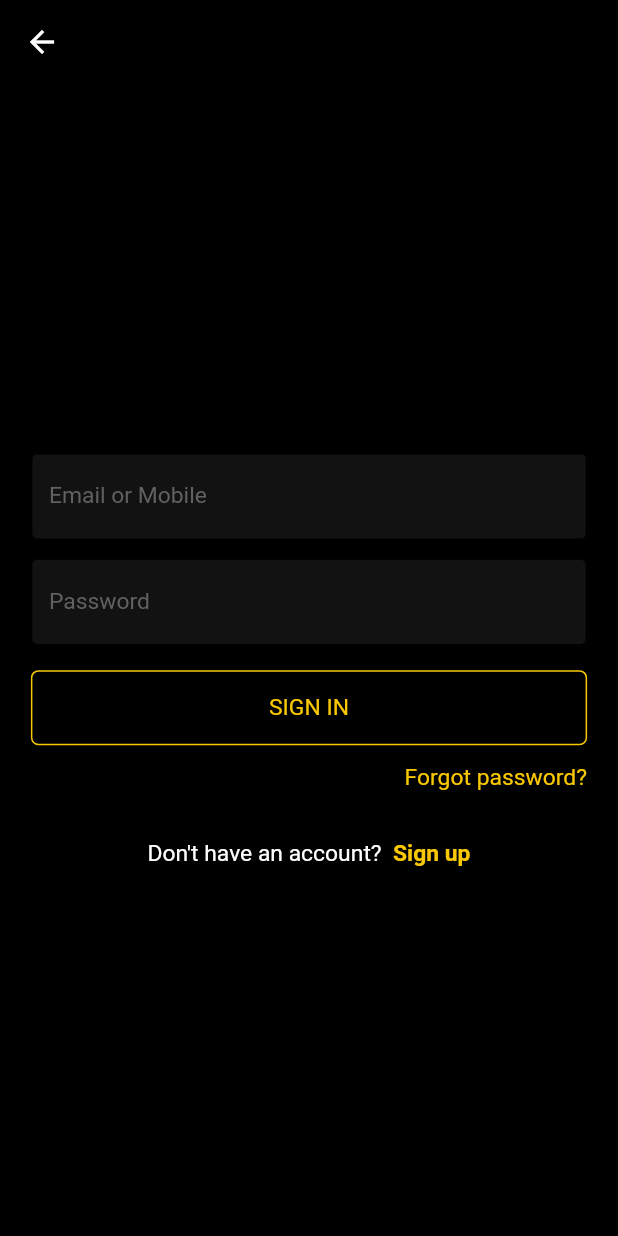
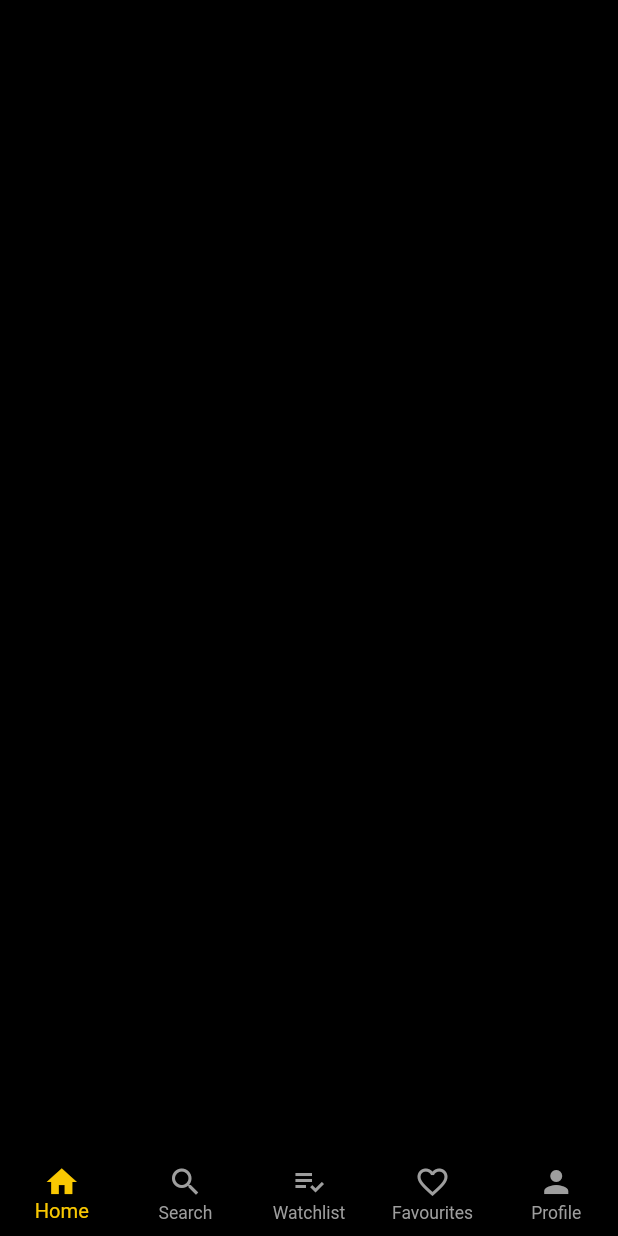
Before and after one commit to rishal-ahmed/zinea, a Flutter app: the ScreenLogin screen opened by its route, after a tap on "SIGN IN", on a phone screen of 412 x 824 dp. Run offline on Flutter 3.47's test engine with Material 2 defaults, Android fonts, the phone set to English and light mode, and no system bars; our stand-ins replace flutter_image_slideshow, flutter_riverpod, freezed_annotation, google_fonts, responsive_sizer, shimmer; network calls fail.

Commit message:
Main ~ UI/UX - Bottom Navigation -> Created!

```diff
--- /dev/null
+++ b/lib/application/main/main_event.dart
@@ -0,0 +1,9 @@
+import 'package:freezed_annotation/freezed_annotation.dart';
+
+part 'main_event.freezed.dart';
+
+@freezed
+class MainEvent with _$MainEvent {
+  //=-=-=-=-=- Main Event -=-=-=-=-=
+  const factory MainEvent.navigate({required int index}) = _MainEventNavigate;
+}
--- /dev/null
+++ b/lib/application/main/main_notifier.dart
@@ -0,0 +1,16 @@
+import 'package:flutter_riverpod/flutter_riverpod.dart';
+import 'package:zinea/application/main/main_event.dart';
+import 'package:zinea/application/main/main_state.dart';
+
+class MainNotifier extends StateNotifier<MainState> {
+  MainNotifier() : super(MainState.initial());
+
+  void emit(MainEvent event) {
+    event.map(
+      navigate: (navEvent) async {
+        // Notify UI
+        state = MainState.initial().copyWith(index: navEvent.index);
+      },
+    );
+  }
+}
--- /dev/null
+++ b/lib/application/main/main_state.dart
@@ -0,0 +1,14 @@
+import 'package:freezed_annotation/freezed_annotation.dart';
+
+part 'main_state.freezed.dart';
+
+@freezed
+class MainState with _$MainState {
+  factory MainState({
+    required int index,
+    required bool isError,
+  }) = _MainState;
+  const MainState._();
+
+  factory MainState.initial() => MainState(index: 0, isError: false);
+}
--- a/lib/core/routes/route_generator.dart
+++ b/lib/core/routes/route_generator.dart
@@ -1,8 +1,9 @@
 import 'package:flutter/material.dart';
 import 'package:zinea/core/routes/routes.dart';
-import 'package:zinea/presentation/screens/auth/page/screen_login.dart';
-import 'package:zinea/presentation/screens/auth/page/screen_register.dart';
+import 'package:zinea/presentation/screens/auth/login/screen_login.dart';
+import 'package:zinea/presentation/screens/auth/register/screen_register.dart';
 import 'package:zinea/presentation/screens/introduction/screen_introduction.dart';
+import 'package:zinea/presentation/screens/main/screen_main.dart';
 import 'package:zinea/presentation/screens/splash/screen_splash.dart';
 
 class RouteGenerator {
@@ -23,6 +24,10 @@ class RouteGenerator {
         return MaterialPageRoute(builder: (_) => const ScreenLogin());
       case routeRegister:
         return MaterialPageRoute(builder: (_) => const ScreenRegister());
+
+      //=-=-=-=-=-=-=-=-=-=- Main -=-=-=-=-=-=-=-=-=-=
+      case routeMain:
+        return MaterialPageRoute(builder: (_) => const ScreenMain());
 
       default:
         return _errorRoute();
--- /dev/null
+++ b/lib/domain/provider/main/main_provider.dart
@@ -0,0 +1,11 @@
+import 'package:flutter_riverpod/flutter_riverpod.dart';
+import 'package:zinea/application/main/main_notifier.dart';
+import 'package:zinea/application/main/main_state.dart';
+
+class MainProvider {
+  //==--==--==--==--==-- Navigate --==--==--==--==--==
+  static final navigateProvider =
+      StateNotifierProvider<MainNotifier, MainState>((ref) {
+    return MainNotifier();
+  });
+}
--- a/lib/main.dart
+++ b/lib/main.dart
@@ -1,4 +1,5 @@
 import 'package:flutter/material.dart';
+import 'package:flutter_riverpod/flutter_riverpod.dart';
 import 'package:google_fonts/google_fonts.dart';
 import 'package:responsive_sizer/responsive_sizer.dart';
 import 'package:zinea/core/constants/colors.dart';
@@ -16,7 +17,8 @@ class MyApp extends StatelessWidget {
   // This widget is the root of your application.
   @override
   Widget build(BuildContext context) {
-    return ResponsiveSizer(
+    return ProviderScope(
+      child: ResponsiveSizer(
         builder: (context, orientation, screenType) {
           return MaterialApp(
             title: 'Zinea',
@@ -36,6 +38,7 @@ class MyApp extends StatelessWidget {
             initialRoute: routeRoot,
           );
         },
+      ),
     );
   }
 }
--- a/lib/presentation/screens/auth/page/screen_login.dart
+++ b/lib/presentation/screens/auth/login/screen_login.dart
@@ -20,7 +20,6 @@ class ScreenLogin extends StatelessWidget {
         child: Column(
           mainAxisAlignment: MainAxisAlignment.center,
           children: [
-            // dHeight5,
             const TextFeildWidget(
               labelText: 'Email or Mobile',
               inputBorder: OutlineInputBorder(),
@@ -37,7 +36,10 @@ class ScreenLogin extends StatelessWidget {
               borderColor: primaryColor,
               textColor: primaryColor,
               borderRadius: BorderRadius.circular(5),
-              onPressed: () {},
+              onPressed: () {
+                Navigator.pushNamedAndRemoveUntil(
+                    context, routeMain, ModalRoute.withName(routeRoot));
+              },
             ),
             dHeight1n5,
             Align(
--- /dev/null
+++ b/lib/presentation/screens/main/screen_main.dart
@@ -0,0 +1,15 @@
+import 'package:flutter/material.dart';
+import 'package:zinea/presentation/screens/main/widgets/bottom_navigation_widget.dart';
+
+class ScreenMain extends StatelessWidget {
+  const ScreenMain({super.key});
+
+  @override
+  Widget build(BuildContext context) {
+    return Scaffold(
+      appBar: AppBar(),
+      body: const Scaffold(),
+      bottomNavigationBar: const MainBottomNavigationBar(),
+    );
+  }
+}
--- /dev/null
+++ b/lib/presentation/screens/main/widgets/bottom_navigation_widget.dart
@@ -0,0 +1,58 @@
+import 'package:flutter/material.dart';
+import 'package:flutter_riverpod/flutter_riverpod.dart';
+import 'package:responsive_sizer/responsive_sizer.dart';
+import 'package:zinea/application/main/main_event.dart';
+import 'package:zinea/application/main/main_state.dart';
+import 'package:zinea/core/constants/colors.dart';
+import 'package:zinea/domain/provider/main/main_provider.dart';
+
+class MainBottomNavigationBar extends StatelessWidget {
+  const MainBottomNavigationBar({Key? key}) : super(key: key);
+
+  @override
+  Widget build(BuildContext context) {
+    return Consumer(
+      builder: (context, ref, _) {
+        final MainState mainState = ref.watch(MainProvider.navigateProvider);
+        return BottomNavigationBar(
+          onTap: (index) {
+            ref
+                .read(MainProvider.navigateProvider.notifier)
+                .emit(MainEvent.navigate(index: index));
+          },
+          currentIndex: mainState.index,
+          selectedItemColor: primaryColor,
+          unselectedItemColor: kGrey,
+          type: BottomNavigationBarType.fixed,
+          backgroundColor: Colors.black,
+          // selectedIconTheme: const IconThemeData(color: primaryColor),
+          // unselectedIconTheme: const IconThemeData(color: Colors.grey),
+          selectedFontSize: 15.sp,
+          unselectedFontSize: 14.sp,
+          items: const [
+            BottomNavigationBarItem(
+              icon: Icon(Icons.home),
+              label: 'Home',
+            ),
+            BottomNavigationBarItem(
+              icon: Icon(Icons.search),
+              label: 'Search',
+            ),
+            BottomNavigationBarItem(
+              icon: Icon(Icons.playlist_add_check),
+              label: 'Watchlist',
+            ),
+            BottomNavigationBarItem(
+              icon: Icon(Icons.favorite_outline),
+              label: 'Favourites',
+            ),
+            BottomNavigationBarItem(
+              icon: Icon(Icons.person),
+              label: 'Profile',
+            )
+          ],
+        );
+      },
+    );
+  }
+}
--- a/pubspec.yaml
+++ b/pubspec.yaml
@@ -40,6 +40,9 @@ dependencies:
   responsive_sizer: ^3.1.1
   shimmer: ^2.0.0
   google_fonts: ^3.0.1
+  flutter_riverpod: ^2.1.1
+  freezed_annotation: ^2.2.0
+  json_annotation: ^4.7.0
 
 dev_dependencies:
   flutter_test:
@@ -51,6 +54,9 @@ dev_dependencies:
   # package. See that file for information about deactivating specific lint
   # rules and activating additional ones.
   flutter_lints: ^2.0.0
+  freezed: ^2.2.1
+  build_runner: ^2.3.2
+  json_serializable: ^6.5.4
 
 # For information on the generic Dart part of this file, see the
 # following page: https://dart.dev/tools/pub/pubspec
```
Also changed, not shown: lib/application/main/main_event.freezed.dart (added), lib/application/main/main_state.freezed.dart (added), lib/presentation/screens/auth/register/screen_register.dart (renamed from lib/presentation/screens/auth/page/screen_register.dart), pubspec.lock. Lines whose indentation alone changed are shown as unchanged.
